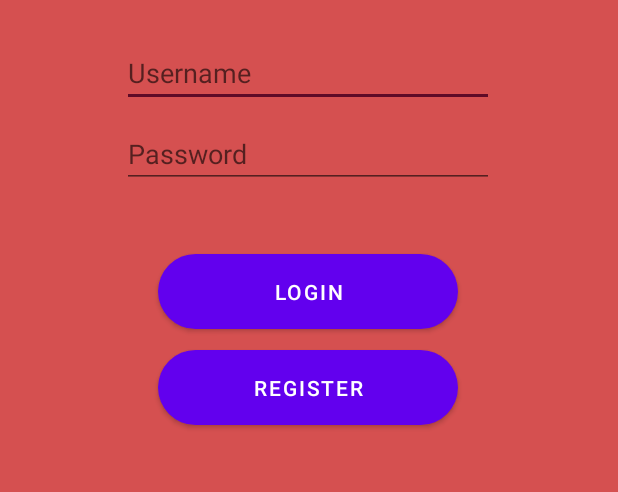
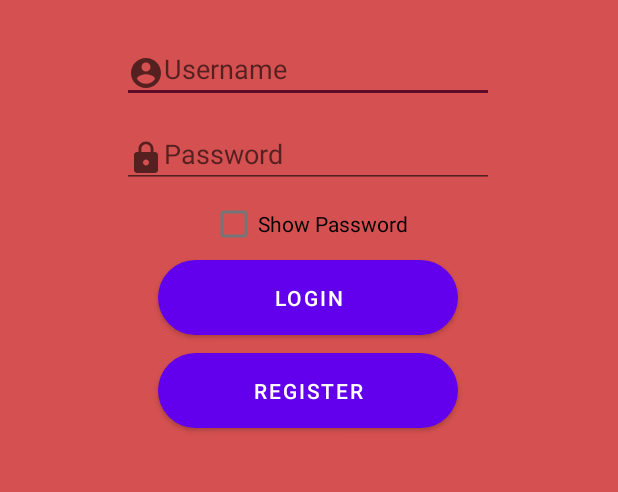
Before and after one commit to lukastama7/bloodbank, an Android app: the screen it shows after launch (MainActivity), on a phone screen of 412 x 824 dp, the part 442-934 px from its top. Run offline under Robolectric (Android 15) with nearby library versions, the phone set to English and light mode, and no system bars; our stand-ins replace Volley.

Commit message:
added icon in Log In Activity

```diff
--- a/app/src/main/java/com/example/bloodbank/MainActivity.java
+++ b/app/src/main/java/com/example/bloodbank/MainActivity.java
@@ -4,10 +4,14 @@ import androidx.appcompat.app.AppCompatActivity;
 
 import android.content.Intent;
 import android.os.Bundle;
+import android.text.method.HideReturnsTransformationMethod;
+import android.text.method.PasswordTransformationMethod;
 import android.view.View;
 import android.widget.Button;
+import android.widget.CompoundButton;
 import android.widget.EditText;
 import android.widget.Toast;
+import android.widget.CheckBox;
 
 import com.android.volley.AuthFailureError;
 import com.android.volley.Request;
@@ -24,6 +28,7 @@ public class MainActivity extends AppCompatActivity {
 
     Button button, btnlogin;
     EditText editusername, editpassword;
+    CheckBox showpassword;
     private static String URL_LOGIN = "https://sipunculid-float.000webhostapp.com/login.php";
 
     @Override
@@ -33,9 +38,21 @@ public class MainActivity extends AppCompatActivity {
 
         button=findViewById(R.id.btnregister);
         btnlogin=findViewById(R.id.btnlogin);
+        showpassword=findViewById(R.id.showpassword);
 
         editusername=findViewById(R.id.username);
         editpassword=findViewById(R.id.password);
+
+        showpassword.setOnCheckedChangeListener(new CompoundButton.OnCheckedChangeListener() {
+            @Override
+            public void onCheckedChanged(CompoundButton compoundButton, boolean b) {
+                if (b){
+                    editpassword.setTransformationMethod(HideReturnsTransformationMethod.getInstance());
+                } else {
+                    editpassword.setTransformationMethod(PasswordTransformationMethod.getInstance());
+                }
+            }
+        });
 
         button.setOnClickListener(new View.OnClickListener() {
             @Override
--- /dev/null
+++ b/app/src/main/res/drawable/ic__lock.xml
@@ -0,0 +1,10 @@
+<vector xmlns:android="http://schemas.android.com/apk/res/android"
+    android:width="24dp"
+    android:height="24dp"
+    android:viewportWidth="24"
+    android:viewportHeight="24"
+    android:tint="?attr/colorControlNormal">
+  <path
+      android:fillColor="@android:color/white"
+      android:pathData="M18,8h-1L17,6c0,-2.76 -2.24,-5 -5,-5S7,3.24 7,6v2L6,8c-1.1,0 -2,0.9 -2,2v10c0,1.1 0.9,2 2,2h12c1.1,0 2,-0.9 2,-2L20,10c0,-1.1 -0.9,-2 -2,-2zM12,17c-1.1,0 -2,-0.9 -2,-2s0.9,-2 2,-2 2,0.9 2,2 -0.9,2 -2,2zM15.1,8L8.9,8L8.9,6c0,-1.71 1.39,-3.1 3.1,-3.1 1.71,0 3.1,1.39 3.1,3.1v2z"/>
+</vector>
--- /dev/null
+++ b/app/src/main/res/drawable/ic_account.xml
@@ -0,0 +1,10 @@
+<vector xmlns:android="http://schemas.android.com/apk/res/android"
+    android:width="24dp"
+    android:height="24dp"
+    android:viewportWidth="24"
+    android:viewportHeight="24"
+    android:tint="?attr/colorControlNormal">
+  <path
+      android:fillColor="@android:color/white"
+      android:pathData="M12,2C6.48,2 2,6.48 2,12s4.48,10 10,10 10,-4.48 10,-10S17.52,2 12,2zM12,5c1.66,0 3,1.34 3,3s-1.34,3 -3,3 -3,-1.34 -3,-3 1.34,-3 3,-3zM12,19.2c-2.5,0 -4.71,-1.28 -6,-3.22 0.03,-1.99 4,-3.08 6,-3.08 1.99,0 5.97,1.09 6,3.08 -1.29,1.94 -3.5,3.22 -6,3.22z"/>
+</vector>
--- a/app/src/main/res/layout/activity_main.xml
+++ b/app/src/main/res/layout/activity_main.xml
@@ -10,6 +10,7 @@
     tools:context=".MainActivity">
 
     <ImageView
+        android:id="@+id/imageView"
         android:layout_width="212dp"
         android:layout_height="212dp"
         android:src="@drawable/applogo1"
@@ -23,43 +24,58 @@
     </ImageView>
 
     <TextView
+        android:id="@+id/textView6"
         android:layout_width="wrap_content"
         android:layout_height="wrap_content"
         android:text="Any Body Can Save Lives"
+        android:textColor="@color/white"
         android:textStyle="bold"
-        android:textColor="@color/white"
         app:layout_constraintBottom_toBottomOf="parent"
         app:layout_constraintEnd_toEndOf="parent"
         app:layout_constraintStart_toStartOf="parent"
         app:layout_constraintTop_toTopOf="parent"
-        app:layout_constraintVertical_bias="0.283"/>
+        app:layout_constraintVertical_bias="0.283" />
+
 
     <EditText
         android:id="@+id/username"
         android:layout_width="248dp"
         android:layout_height="40dp"
         android:hint="Username"
+        android:drawableLeft="@drawable/ic_account"
         android:textColor="@color/white"
         app:layout_constraintBottom_toBottomOf="parent"
         app:layout_constraintEnd_toEndOf="parent"
         app:layout_constraintHorizontal_bias="0.496"
         app:layout_constraintStart_toStartOf="parent"
-        app:layout_constraintTop_toTopOf="parent"
-        app:layout_constraintVertical_bias="0.371" />
+        app:layout_constraintTop_toBottomOf="@+id/textView6"
+        app:layout_constraintVertical_bias="0.072" />
 
     <EditText
         android:id="@+id/password"
         android:layout_width="248dp"
         android:layout_height="40dp"
         android:hint="Password"
+        android:drawableLeft="@drawable/ic__lock"
+        android:inputType="textPassword"
         android:textColor="@color/white"
         app:layout_constraintBottom_toBottomOf="parent"
         app:layout_constraintEnd_toEndOf="parent"
         app:layout_constraintHorizontal_bias="0.496"
         app:layout_constraintStart_toStartOf="parent"
-        app:layout_constraintTop_toTopOf="parent"
-        app:layout_constraintVertical_bias="0.445" />
+        app:layout_constraintTop_toBottomOf="@+id/username"
+        app:layout_constraintVertical_bias="0.04" />
 
+    <CheckBox
+        android:id="@+id/showpassword"
+        android:layout_width="wrap_content"
+        android:layout_height="wrap_content"
+        android:text="Show Password"
+        app:layout_constraintBottom_toBottomOf="parent"
+        app:layout_constraintEnd_toEndOf="parent"
+        app:layout_constraintStart_toStartOf="parent"
+        app:layout_constraintTop_toBottomOf="@+id/password"
+        app:layout_constraintVertical_bias="0.0" />
 
     <Button
         android:id="@+id/btnregister"
@@ -72,21 +88,25 @@
         app:layout_constraintEnd_toEndOf="parent"
         app:layout_constraintHorizontal_bias="0.497"
         app:layout_constraintStart_toStartOf="parent"
-        app:layout_constraintTop_toTopOf="parent"
-        app:layout_constraintVertical_bias="0.657" />
+        app:layout_constraintTop_toBottomOf="@+id/btnlogin"
+        app:layout_constraintVertical_bias="0.048" />
 
     <Button
         android:id="@+id/btnlogin"
         android:layout_width="200dp"
         android:layout_height="50dp"
+        android:layout_marginBottom="236dp"
         android:background="@drawable/rounded_button"
+        android:onClick="btnlogin"
         android:text="LOGIN"
-        android:onClick="btnlogin"
         android:textColor="@color/white"
         app:layout_constraintBottom_toBottomOf="parent"
         app:layout_constraintEnd_toEndOf="parent"
         app:layout_constraintHorizontal_bias="0.497"
         app:layout_constraintStart_toStartOf="parent"
-        app:layout_constraintTop_toTopOf="parent"
-        app:layout_constraintVertical_bias="0.568" />
+        app:layout_constraintTop_toBottomOf="@+id/showpassword"
+        app:layout_constraintVertical_bias="0.0" />
+
+
+
 </androidx.constraintlayout.widget.ConstraintLayout>
```
Also changed, not shown: app/src/main/res/layout/activity_donator_detail.xml (+59 -51 lines).
